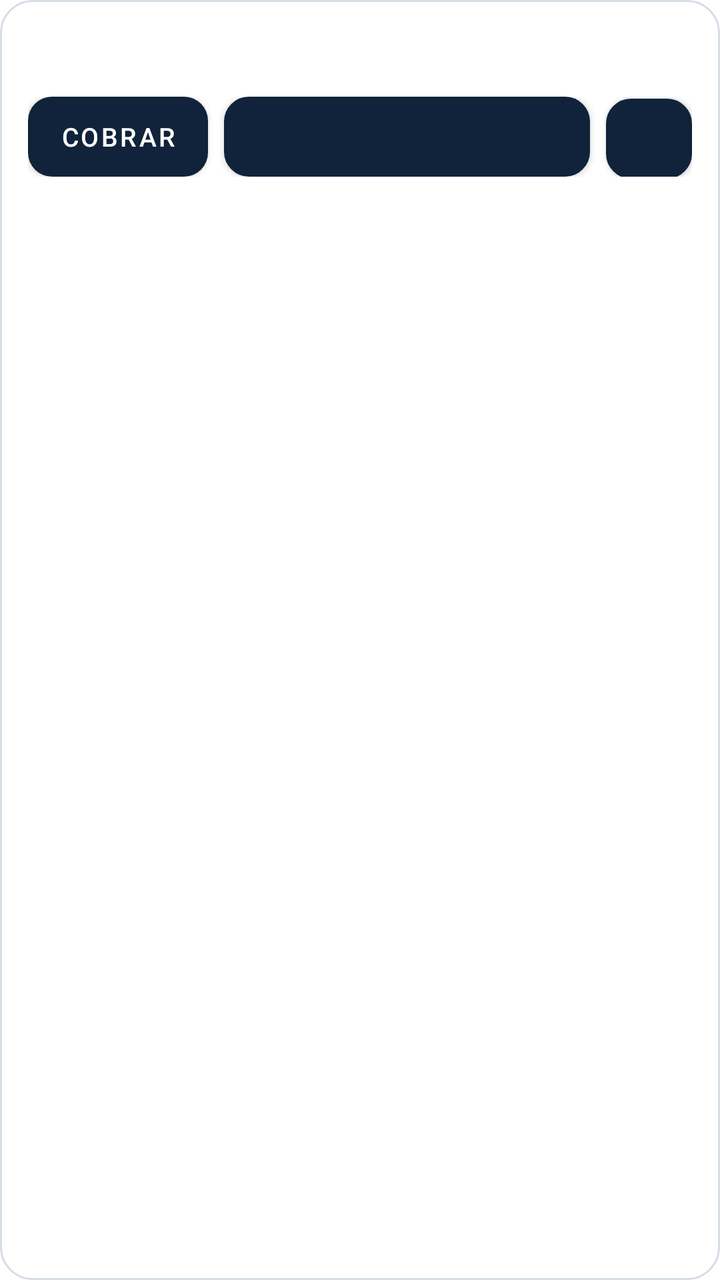
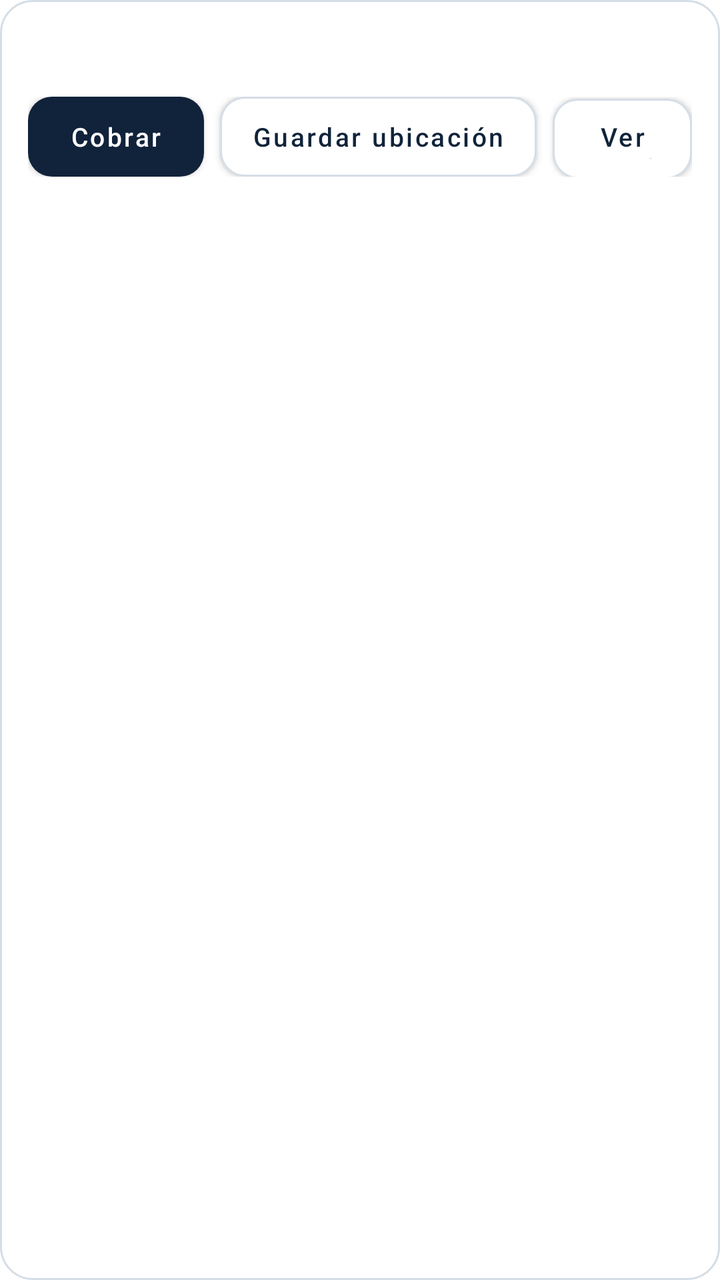

Before-and-after screenshots of an Android layout around one commit, followed by the original layout XML and the change that was made.
<!-- AndroidManifest.xml: application theme Theme.Cobros -->
<!-- res/layout/item_tienda.xml -->
<?xml version="1.0" encoding="utf-8"?>
<LinearLayout xmlns:android="http://schemas.android.com/apk/res/android"
    android:layout_width="match_parent"
    android:layout_height="wrap_content"
    android:background="@drawable/bg_card"
    android:orientation="vertical"
    android:padding="14dp"
    android:layout_marginBottom="12dp">

    <LinearLayout
        android:layout_width="match_parent"
        android:layout_height="wrap_content"
        android:orientation="horizontal">

        <TextView
            android:id="@+id/tiNombre"
            android:layout_width="0dp"
            android:layout_height="wrap_content"
            android:layout_weight="1"
            android:textSize="15sp"
            android:textStyle="bold" />

        <TextView
            android:id="@+id/tiSaldo"
            android:layout_width="wrap_content"
            android:layout_height="wrap_content"
            android:textSize="15sp"
            android:textStyle="bold" />
    </LinearLayout>

    <LinearLayout
        android:id="@+id/tiDetalle"
        android:layout_width="match_parent"
        android:layout_height="wrap_content"
        android:orientation="vertical"
        android:layout_marginTop="4dp" />

    <LinearLayout
        android:layout_width="match_parent"
        android:layout_height="wrap_content"
        android:orientation="horizontal"
        android:layout_marginTop="10dp">

        <Button
            android:id="@+id/tiCobrar"
            android:layout_width="wrap_content"
            android:layout_height="40dp"
            android:layout_marginEnd="8dp"
            android:background="@drawable/bg_btn_primary"
            android:text="Cobrar"
            android:textColor="@color/white"
            android:textSize="13sp" />

        <Button
            android:id="@+id/tiGps"
            android:layout_width="wrap_content"
            android:layout_height="40dp"
            android:layout_marginEnd="8dp"
            android:background="@drawable/bg_btn_secondary"
            android:text="Guardar ubicación"
            android:textColor="@color/ink"
            android:textSize="13sp" />

        <Button
            android:id="@+id/tiMovs"
            android:layout_width="wrap_content"
            android:layout_height="40dp"
            android:background="@drawable/bg_btn_secondary"
            android:text="Ver movimientos"
            android:textColor="@color/ink"
            android:textSize="13sp" />
    </LinearLayout>
</LinearLayout>
<!-- resources referenced by this layout -->
<resources>
  <color name="ink">#10233A</color>
  <color name="white">#FFFFFF</color>
  <!-- drawable bg_btn_primary (drawable) -->
  <?xml version="1.0" encoding="utf-8"?>
  <shape xmlns:android="http://schemas.android.com/apk/res/android" android:shape="rectangle">
      <solid android:color="@color/ink" />
      <corners android:radius="12dp" />
  </shape>
  <!-- drawable bg_btn_secondary (drawable) -->
  <?xml version="1.0" encoding="utf-8"?>
  <shape xmlns:android="http://schemas.android.com/apk/res/android" android:shape="rectangle">
      <solid android:color="@color/card" />
      <corners android:radius="12dp" />
      <stroke android:width="1dp" android:color="@color/line" />
  </shape>
  <!-- drawable bg_card (drawable) -->
  <?xml version="1.0" encoding="utf-8"?>
  <shape xmlns:android="http://schemas.android.com/apk/res/android" android:shape="rectangle">
      <solid android:color="@color/card" />
      <corners android:radius="16dp" />
      <stroke android:width="1dp" android:color="@color/line" />
  </shape>
  <style name="Theme.Cobros" parent="Theme.MaterialComponents.DayNight.NoActionBar">
          <item name="colorPrimary">@color/ink</item>
          <item name="colorPrimaryVariant">@color/ink</item>
          <item name="colorOnPrimary">@color/white</item>
          <item name="android:statusBarColor">@color/ink</item>
          <item name="android:windowLightStatusBar">false</item>
      </style>
  <color name="card">#FFFFFF</color>
  <color name="line">#D5DDE6</color>
</resources>

<!-- the commit's change to res/layout/item_tienda.xml (unified diff, before → after) -->
@@ -18,14 +18,14 @@
             android:layout_height="wrap_content"
             android:layout_weight="1"
             android:textSize="15sp"
-            android:textStyle="bold" />
+            android:textStyle="bold" android:textColor="@color/ink" />
 
         <TextView
             android:id="@+id/tiSaldo"
             android:layout_width="wrap_content"
             android:layout_height="wrap_content"
             android:textSize="15sp"
-            android:textStyle="bold" />
+            android:textStyle="bold" android:textColor="@color/ink" />
     </LinearLayout>
 
     <LinearLayout
@@ -49,7 +49,7 @@
             android:background="@drawable/bg_btn_primary"
             android:text="Cobrar"
             android:textColor="@color/white"
-            android:textSize="13sp" />
+            android:textSize="13sp"  android:backgroundTint="@null" />
 
         <Button
             android:id="@+id/tiGps"
@@ -59,7 +59,7 @@
             android:background="@drawable/bg_btn_secondary"
             android:text="Guardar ubicación"
             android:textColor="@color/ink"
-            android:textSize="13sp" />
+            android:textSize="13sp"  android:backgroundTint="@null" />
 
         <Button
             android:id="@+id/tiMovs"
@@ -68,6 +68,6 @@
             android:background="@drawable/bg_btn_secondary"
             android:text="Ver movimientos"
             android:textColor="@color/ink"
-            android:textSize="13sp" />
+            android:textSize="13sp"  android:backgroundTint="@null" />
     </LinearLayout>
 </LinearLayout>
<!-- resource entries referenced after the edit -->
@@ -22,14 +22,20 @@
       <corners android:radius="16dp" />
       <stroke android:width="1dp" android:color="@color/line" />
   </shape>
-  <style name="Theme.Cobros" parent="Theme.MaterialComponents.DayNight.NoActionBar">
+  <style name="Theme.Cobros" parent="Theme.MaterialComponents.Light.NoActionBar">
           <item name="colorPrimary">@color/ink</item>
           <item name="colorPrimaryVariant">@color/ink</item>
           <item name="colorOnPrimary">@color/white</item>
           <item name="android:statusBarColor">@color/ink</item>
           <item name="android:windowLightStatusBar">false</item>
+          <item name="android:forceDarkAllowed">false</item>
+          <item name="materialButtonStyle">@style/Widget.Cobros.Button</item>
       </style>
   <color name="card">#FFFFFF</color>
   <color name="line">#D5DDE6</color>
+  <style name="Widget.Cobros.Button" parent="Widget.MaterialComponents.Button">
+          <item name="backgroundTint">@null</item>
+          <item name="android:textAllCaps">false</item>
+      </style>
 </resources>
 
